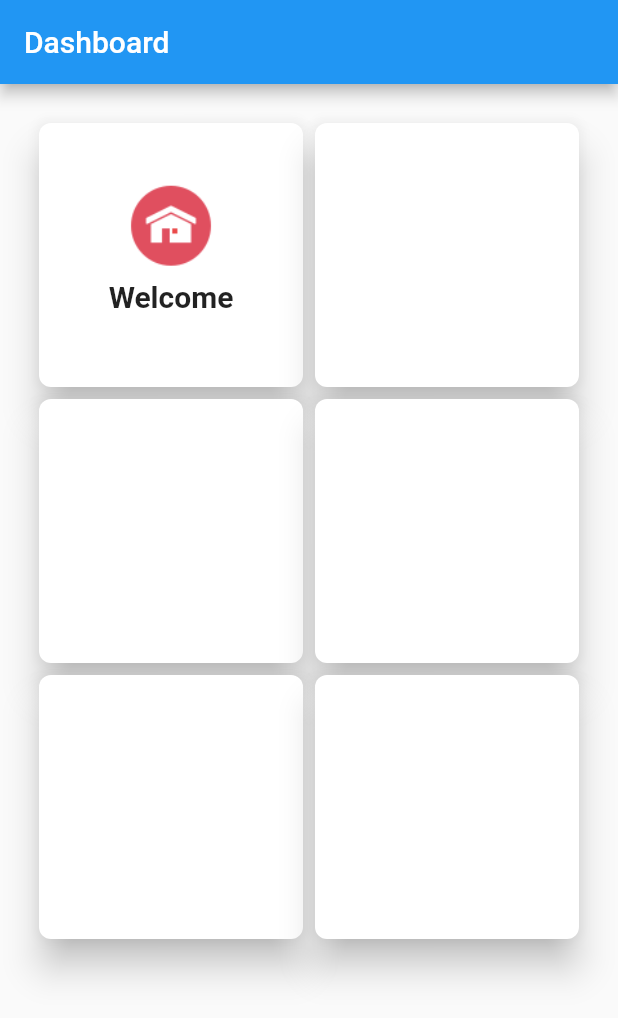
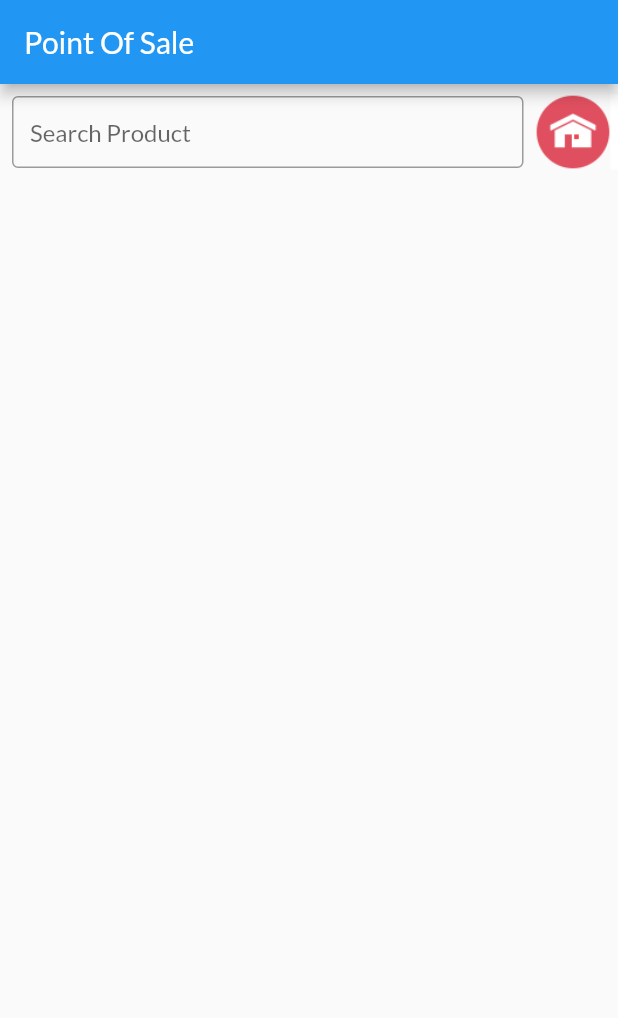
Before and after one commit to rahat14/EPB_POS_FLUTTER, a Flutter app: the screen it shows after launch, on a phone screen of 412 x 824 dp. Shown: the top 1018 px of the screen. Run offline on Flutter 3.47's test engine with Material 2 defaults, Android fonts, the phone set to English and light mode, and no system bars; our stand-ins replace google_fonts.

Commit message:
search ui done

```diff
--- a/lib/main.dart
+++ b/lib/main.dart
@@ -1,4 +1,5 @@
 import 'package:epb_pos_flutter/pages/home_page.dart';
+import 'package:epb_pos_flutter/pages/pos_page.dart';
 import 'package:flutter/material.dart';
 import 'package:google_fonts/google_fonts.dart';
 
@@ -27,10 +28,10 @@ class MyApp extends StatelessWidget {
           // is not restarted.
           primarySwatch: Colors.blue,
           fontFamily: GoogleFonts.lato().fontFamily,
-          primaryTextTheme: GoogleFonts.latoTextTheme()),
+          textTheme: GoogleFonts.latoTextTheme(Theme.of(context).textTheme)),
       // home: const MyHomePage(title: 'Flutter Demo Home Page'),
       initialRoute: "/home",
-      routes: {"/home": (context) => const HomePage()},
+      routes: {"/home": (context) => const PosPage()},
     );
   }
 }
--- a/lib/pages/home_page.dart
+++ b/lib/pages/home_page.dart
@@ -6,8 +6,7 @@ class HomePage extends StatelessWidget {
 
   @override
   Widget build(BuildContext context) {
-    return MaterialApp(
-      home: Scaffold(
+    return  Scaffold(
         appBar: AppBar(
           title: const Text("Dashboard"),
         ),
@@ -97,7 +96,7 @@ class HomePage extends StatelessWidget {
             ),
           ],
         ),
-      ),
-    );
+      );
+
   }
 }
--- /dev/null
+++ b/lib/pages/pos_page.dart
@@ -0,0 +1,59 @@
+import 'package:flutter/material.dart';
+
+class PosPage extends StatelessWidget {
+  const PosPage({Key? key}) : super(key: key);
+
+  @override
+  Widget build(BuildContext context) {
+    return Scaffold(
+      appBar: AppBar(
+        title: const Text("Point Of Sale"),
+      ),
+      body: Column(
+        children: [
+          Row(
+            children: [
+              Flexible(
+                child: Padding(
+                  padding: const EdgeInsets.all(8.0),
+                  child: TextField(
+                    decoration: const InputDecoration(
+                      border: OutlineInputBorder(),
+                      contentPadding: EdgeInsets.all(12),
+                      hintText: 'Search Product',
+                    ),
+                    minLines: 1,
+                    maxLines: 1,
+                    onSubmitted: (value) {
+                      thisTest();
+                    },
+                    textInputAction: TextInputAction.search,
+                  ),
+                ),
+              ),
+              SizedBox(
+                child: Image.asset("assets/images/icon.png", fit: BoxFit.fill),
+                height: 50,
+                width: 50,
+              ),
+              const SizedBox(
+                height: 50,
+                width: 5,
+                child: DecoratedBox(
+                  decoration: BoxDecoration(color: Colors.white),
+                ),
+              )
+
+            ],
+            verticalDirection: VerticalDirection.up,
+          ) ,
+
+        ],
+      ),
+    );
+  }
+
+  thisTest() {
+    print("object xxxxxxxxx");
+  }
+}
--- a/pubspec.yaml
+++ b/pubspec.yaml
@@ -35,6 +35,7 @@ dependencies:
   # Use with the CupertinoIcons class for iOS style icons.
   cupertino_icons: ^1.0.2
   google_fonts: ^2.2.0
+  outline_search_bar: ^2.3.0
 
 dev_dependencies:
   flutter_test:
```
Also changed, not shown: pubspec.lock.
